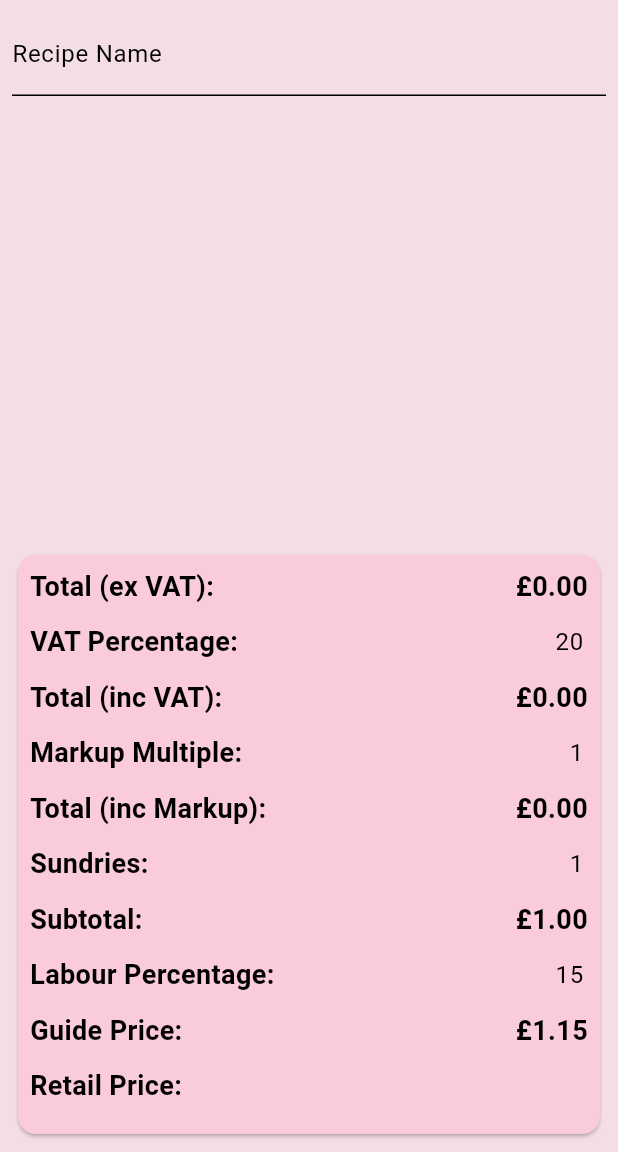
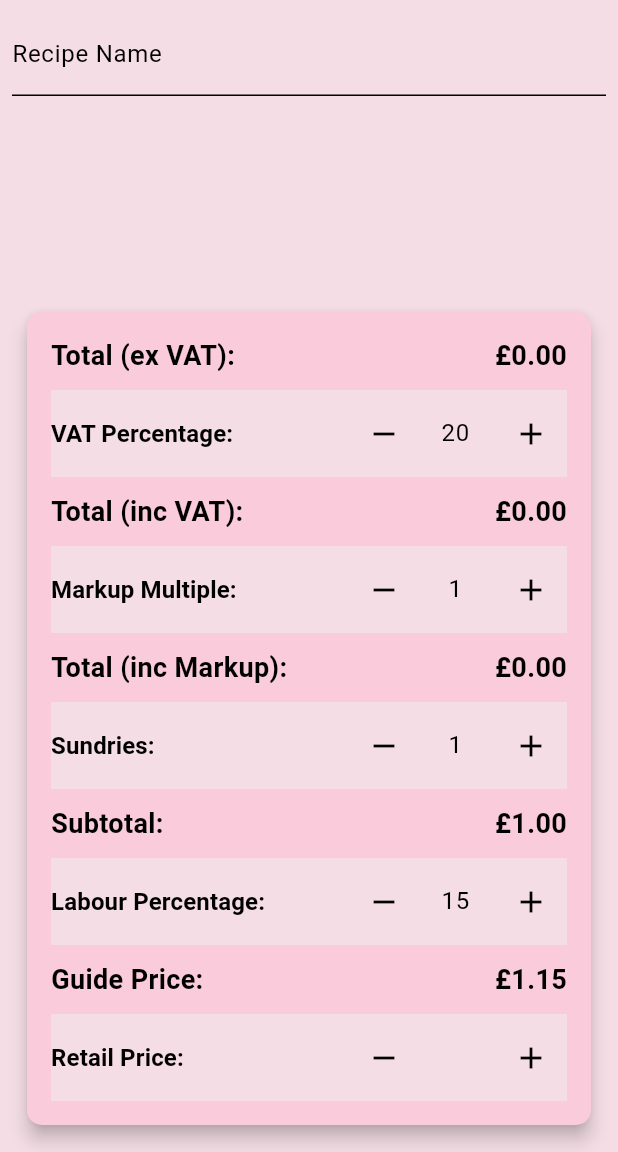
Before and after one commit to StephenDryden/floralfigures, a Flutter app: the AddRecipePage screen opened by its route, on a phone screen of 412 x 824 dp, the part 84-1236 px from its top. Run offline on Flutter 3.47's test engine with Material 3 defaults, Android fonts, the phone set to English and light mode, and no system bars; our stand-ins replace flutter_slidable, google_fonts.

Commit message:
feat: minor ui tweaks

```diff
--- a/lib/features/recipebook/view/widgets/total_widget.dart
+++ b/lib/features/recipebook/view/widgets/total_widget.dart
@@ -1,5 +1,5 @@
 import 'package:flutter/material.dart';
-import '../../../../widgets/labeled_text_field.dart';
+import '../../../../utils/quantity_input_field.dart';
 
 class TotalsWidget extends StatelessWidget {
   final double totalCost;
@@ -32,118 +32,76 @@ class TotalsWidget extends StatelessWidget {
   @override
   Widget build(BuildContext context) {
     return Card(
+      shape: RoundedRectangleBorder(
+        borderRadius: BorderRadius.circular(10),
+      ),
+      elevation: 5,
+      margin: const EdgeInsets.all(10),
       child: Padding(
-        padding: const EdgeInsets.all(8.0),
+        padding: const EdgeInsets.all(16.0),
         child: Column(
           crossAxisAlignment: CrossAxisAlignment.start,
           children: [
-            Row(
-              children: [
-                Text(
-                  'Total (ex VAT): ',
-                  style: TextStyle(fontSize: 18, fontWeight: FontWeight.bold),
-                ),
-                Expanded(
-                  child: Text(
-                    '£${totalCost.toStringAsFixed(2)}',
-                    style: TextStyle(fontSize: 18, fontWeight: FontWeight.bold),
-                    textAlign: TextAlign.right,
-                  ),
-                ),
-              ],
-            ),
-            LabeledTextField(
-              label: 'VAT Percentage',
+            _buildRow('Total (ex VAT):', '£${totalCost.toStringAsFixed(2)}'),
+            const SizedBox(height: 10),
+            QuantityInputField(
+              hint: 'VAT Percentage',
               controller: vatController,
-              keyboardType: TextInputType.number,
               onChanged: onChanged,
             ),
-            Row(
-              children: [
-                Text(
-                  'Total (inc VAT): ',
-                  style: TextStyle(fontSize: 18, fontWeight: FontWeight.bold),
-                ),
-                Expanded(
-                  child: Text(
-                    '£${totalCostIncVAT.toStringAsFixed(2)}',
-                    style: TextStyle(fontSize: 18, fontWeight: FontWeight.bold),
-                    textAlign: TextAlign.right,
-                  ),
-                ),
-              ],
-            ),
-            LabeledTextField(
-              label: 'Markup Multiple',
+            const SizedBox(height: 10),
+            _buildRow(
+                'Total (inc VAT):', '£${totalCostIncVAT.toStringAsFixed(2)}'),
+            const SizedBox(height: 10),
+            QuantityInputField(
+              hint: 'Markup Multiple',
               controller: markupController,
-              keyboardType: TextInputType.number,
               onChanged: onChanged,
             ),
-            Row(
-              children: [
-                Text(
-                  'Total (inc Markup): ',
-                  style: TextStyle(fontSize: 18, fontWeight: FontWeight.bold),
-                ),
-                Expanded(
-                  child: Text(
-                    '£${totalCostIncMarkup.toStringAsFixed(2)}',
-                    style: TextStyle(fontSize: 18, fontWeight: FontWeight.bold),
-                    textAlign: TextAlign.right,
-                  ),
-                ),
-              ],
-            ),
-            LabeledTextField(
-              label: 'Sundries',
+            const SizedBox(height: 10),
+            _buildRow('Total (inc Markup):',
+                '£${totalCostIncMarkup.toStringAsFixed(2)}'),
+            const SizedBox(height: 10),
+            QuantityInputField(
+              hint: 'Sundries',
               controller: sundriesController,
-              keyboardType: TextInputType.number,
               onChanged: onChanged,
             ),
-            Row(
-              children: [
-                Text(
-                  'Subtotal: ',
-                  style: TextStyle(fontSize: 18, fontWeight: FontWeight.bold),
-                ),
-                Expanded(
-                  child: Text(
-                    '£${subtotal.toStringAsFixed(2)}',
-                    style: TextStyle(fontSize: 18, fontWeight: FontWeight.bold),
-                    textAlign: TextAlign.right,
-                  ),
-                ),
-              ],
-            ),
-            LabeledTextField(
-              label: 'Labour Percentage',
+            const SizedBox(height: 10),
+            _buildRow('Subtotal:', '£${subtotal.toStringAsFixed(2)}'),
+            const SizedBox(height: 10),
+            QuantityInputField(
+              hint: 'Labour Percentage',
               controller: labourPercentageController,
-              keyboardType: TextInputType.number,
               onChanged: onChanged,
             ),
-            Row(
-              children: [
-                Text(
-                  'Guide Price: ',
-                  style: TextStyle(fontSize: 18, fontWeight: FontWeight.bold),
-                ),
-                Expanded(
-                  child: Text(
-                    '£${guidePrice.toStringAsFixed(2)}',
-                    style: TextStyle(fontSize: 18, fontWeight: FontWeight.bold),
-                    textAlign: TextAlign.right,
-                  ),
-                ),
-              ],
-            ),
-            LabeledTextField(
-              label: 'Retail Price',
+            const SizedBox(height: 10),
+            _buildRow('Guide Price:', '£${guidePrice.toStringAsFixed(2)}'),
+            const SizedBox(height: 10),
+            QuantityInputField(
+              hint: 'Retail Price',
               controller: retailPriceController,
-              keyboardType: TextInputType.number,
+              onChanged: onChanged,
             ),
           ],
         ),
       ),
     );
   }
+
+  Widget _buildRow(String label, String value) {
+    return Row(
+      mainAxisAlignment: MainAxisAlignment.spaceBetween,
+      children: [
+        Text(
+          label,
+          style: TextStyle(fontSize: 18, fontWeight: FontWeight.bold),
+        ),
+        Text(
+          value,
+          style: TextStyle(fontSize: 18, fontWeight: FontWeight.bold),
+        ),
+      ],
+    );
+  }
 }
--- /dev/null
+++ b/lib/utils/quantity_input_field.dart
@@ -0,0 +1,66 @@
+import 'package:flutter/material.dart';
+
+class QuantityInputField extends StatelessWidget {
+  const QuantityInputField({
+    super.key,
+    required this.hint,
+    required this.controller,
+    this.onChanged,
+  });
+
+  final String hint;
+  final TextEditingController controller;
+  final ValueChanged<String>? onChanged;
+
+  @override
+  Widget build(BuildContext context) {
+    return Container(
+      padding: const EdgeInsets.symmetric(vertical: 5.0),
+      decoration: BoxDecoration(
+        color: Theme.of(context).scaffoldBackgroundColor,
+      ),
+      child: Row(
+        children: [
+          Expanded(
+            child: Text(
+              "$hint:",
+              style: Theme.of(context).textTheme.labelLarge,
+            ),
+          ),
+          IconButton(
+            icon: Icon(Icons.remove),
+            onPressed: () {
+              int currentValue = int.tryParse(controller.text) ?? 0;
+              if (currentValue > 0) {
+                controller.text = (currentValue - 1).toString();
+                if (onChanged != null) onChanged!(controller.text);
+              }
+            },
+          ),
+          SizedBox(
+            width: 50,
+            child: TextField(
+              decoration: const InputDecoration(
+                border: InputBorder.none,
+                contentPadding: EdgeInsets.symmetric(horizontal: 10),
+              ),
+              controller: controller,
+              keyboardType: TextInputType.number,
+              cursorColor: Colors.black,
+              textAlign: TextAlign.center,
+              onChanged: onChanged,
+            ),
+          ),
+          IconButton(
+            icon: Icon(Icons.add),
+            onPressed: () {
+              int currentValue = int.tryParse(controller.text) ?? 0;
+              controller.text = (currentValue + 1).toString();
+              if (onChanged != null) onChanged!(controller.text);
+            },
+          ),
+        ],
+      ),
+    );
+  }
+}
--- a/lib/widgets/labeled_text_field.dart
+++ b/lib/widgets/labeled_text_field.dart
@@ -1,10 +1,12 @@
 import 'package:flutter/material.dart';
+import 'package:flutter/services.dart';
 
 class LabeledTextField extends StatelessWidget {
   final String label;
   final TextEditingController controller;
   final TextInputType keyboardType;
   final ValueChanged<String>? onChanged;
+  final List<TextInputFormatter>? inputFormatters;
 
   const LabeledTextField({
     super.key,
@@ -12,6 +14,7 @@ class LabeledTextField extends StatelessWidget {
     required this.controller,
     this.keyboardType = TextInputType.text,
     this.onChanged,
+    this.inputFormatters,
   });
 
   @override
@@ -27,10 +30,13 @@ class LabeledTextField extends StatelessWidget {
             controller: controller,
             keyboardType: keyboardType,
             onChanged: onChanged,
+            inputFormatters: inputFormatters,
             textAlign: TextAlign.right,
+            cursorColor: Colors.black,
             decoration: InputDecoration(
               border: InputBorder.none,
               contentPadding: EdgeInsets.symmetric(vertical: 10),
+              labelStyle: TextStyle(color: Colors.black),
             ),
           ),
         ),
```
Also changed, not shown: lib/features/flowermarket/view/widgets/add_flower_to_flower_market_dialog.dart (+22 -7 lines), lib/features/recipebook/view/widgets/add_flower_to_recipe_dialog.dart (+32 -7 lines), lib/utils/dialog_box.dart (+11 -1 lines).
